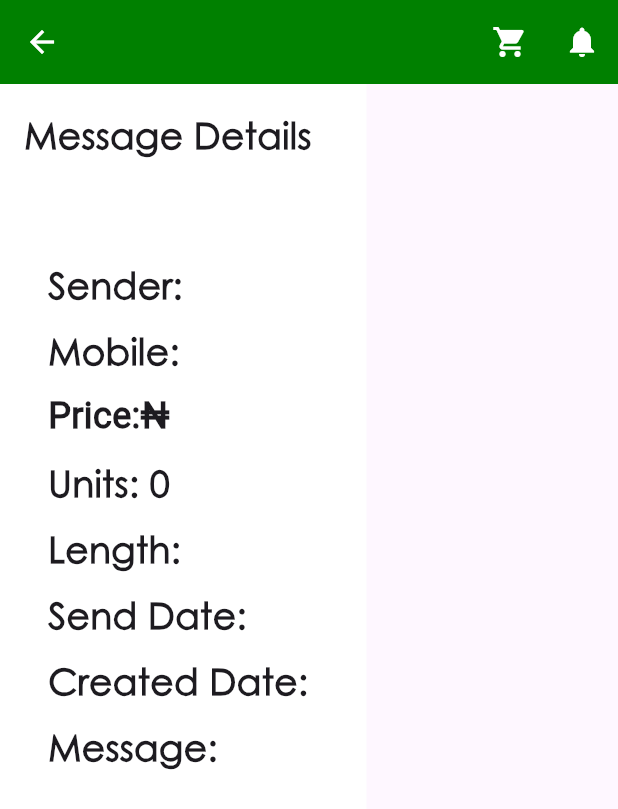
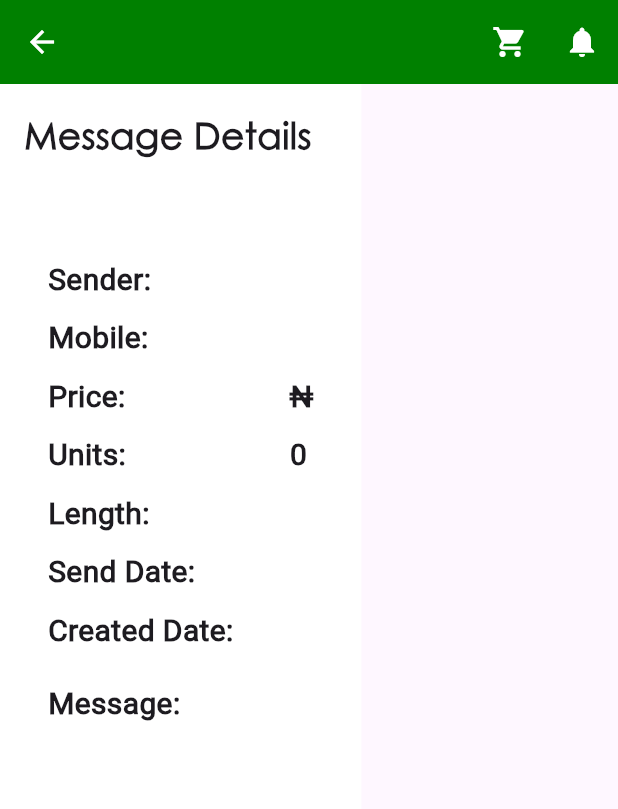
Before and after one commit to Gebor95/nbsms, a Flutter app: the MessageDetailPersonalScreen screen opened directly with empty values, on a phone screen of 412 x 824 dp. Shown: the top 809 px of the screen. Run offline on Flutter 3.47's test engine with Material 2 defaults, Android fonts, the phone set to English and light mode, and no system bars; our stand-ins replace animated_custom_dropdown, gap, shared_preferences, smooth_page_indicator; accounts and stored records are empty.

Commit message:
message detail ui update

```diff
--- a/lib/screens/home_screen.dart
+++ b/lib/screens/home_screen.dart
@@ -1,4 +1,5 @@
 import 'dart:async';
+
 import 'package:flutter/material.dart';
 import 'package:nbsms/api/api_service.dart';
 import 'package:nbsms/constant/constant_colors.dart';
--- a/lib/screens/message_detail_screen.dart
+++ b/lib/screens/message_detail_screen.dart
@@ -72,7 +72,9 @@ class _MessageDetailPersonalScreenState
             Icons.arrow_back,
             color: Colors.white,
           ),
-          onPressed: () {},
+          onPressed: () {
+            goToPop(context);
+          },
         ),
         actions: [
           IconButton(
@@ -117,53 +119,67 @@ class _MessageDetailPersonalScreenState
                     children: [
                       Text(widget.selectedStatus),
                       Text(
-                        'Sender: ${widget.messageDetails.sender}',
-                        style: const TextStyle(
-                            fontSize: 24, fontWeight: FontWeight.bold),
-                      ),
-                      const SizedBox(height: 10),
-                      Text(
-                        'Mobile: ${widget.phoneNumber}',
-                        style: const TextStyle(
-                            fontSize: 24, fontWeight: FontWeight.bold),
-                      ),
-                      const SizedBox(height: 10),
-                      Text(
-                        'Price:₦${widget.messageDetails.price}',
+                        'Sender:                 ${widget.messageDetails.sender}',
                         style: TextStyle(
                             fontFamily: roboto,
-                            fontSize: 24,
+                            fontSize: 20,
                             fontWeight: FontWeight.bold),
                       ),
                       const SizedBox(height: 10),
                       Text(
-                        'Units: ${widget.messageDetails.units}',
-                        style: const TextStyle(
-                            fontSize: 24, fontWeight: FontWeight.bold),
+                        'Mobile:                  ${widget.phoneNumber}',
+                        style: TextStyle(
+                            fontFamily: roboto,
+                            fontSize: 20,
+                            fontWeight: FontWeight.bold),
                       ),
                       const SizedBox(height: 10),
                       Text(
-                        'Length: ${widget.messageDetails.length}',
-                        style: const TextStyle(
-                            fontSize: 24, fontWeight: FontWeight.bold),
+                        'Price:                     ₦${widget.messageDetails.price}',
+                        style: TextStyle(
+                            fontFamily: roboto,
+                            fontSize: 20,
+                            fontWeight: FontWeight.bold),
                       ),
                       const SizedBox(height: 10),
                       Text(
-                        'Send Date: ${widget.messageDetails.sendDate}',
-                        style: const TextStyle(
-                            fontSize: 24, fontWeight: FontWeight.bold),
+                        'Units:                     ${widget.messageDetails.units}',
+                        style: TextStyle(
+                            fontFamily: roboto,
+                            fontSize: 20,
+                            fontWeight: FontWeight.bold),
                       ),
                       const SizedBox(height: 10),
                       Text(
-                        'Created Date: ${widget.messageDetails.sendDate}',
-                        style: const TextStyle(
-                            fontSize: 24, fontWeight: FontWeight.bold),
+                        'Length:                  ${widget.messageDetails.length}',
+                        style: TextStyle(
+                            fontFamily: roboto,
+                            fontSize: 20,
+                            fontWeight: FontWeight.bold),
                       ),
                       const SizedBox(height: 10),
                       Text(
+                        'Send Date:             ${widget.messageDetails.sendDate}',
+                        style: TextStyle(
+                            fontFamily: roboto,
+                            fontSize: 20,
+                            fontWeight: FontWeight.bold),
+                      ),
+                      const SizedBox(height: 10),
+                      Text(
+                        'Created Date:        ${widget.messageDetails.sendDate}',
+                        style: TextStyle(
+                            fontFamily: roboto,
+                            fontSize: 20,
+                            fontWeight: FontWeight.bold),
+                      ),
+                      const SizedBox(height: 20),
+                      Text(
                         'Message: ${widget.messageDetails.message}',
-                        style: const TextStyle(
-                            fontSize: 24, fontWeight: FontWeight.bold),
+                        style: TextStyle(
+                            fontFamily: roboto,
+                            fontSize: 20,
+                            fontWeight: FontWeight.bold),
                       ),
                     ],
                   ),
```
